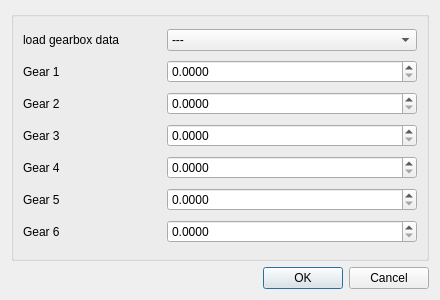
Qt form src/GearSettingsDialog.ui (digifant/multidisplay-app) before a commit.
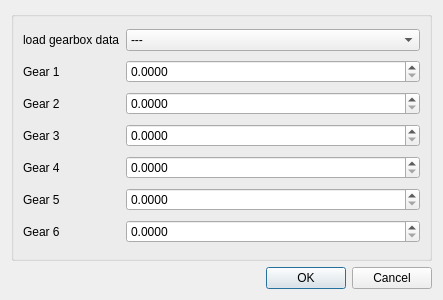
The same form after that commit.

The edit to the form file:
```diff
--- a/src/GearSettingsDialog.ui
+++ b/src/GearSettingsDialog.ui
@@ -6,7 +6,7 @@
    <rect>
     <x>0</x>
     <y>0</y>
-    <width>440</width>
+    <width>443</width>
     <height>300</height>
    </rect>
   </property>
@@ -106,6 +106,12 @@
       </item>
       <item row="0" column="1">
        <widget class="QComboBox" name="comboBox">
+        <property name="sizePolicy">
+         <sizepolicy hsizetype="MinimumExpanding" vsizetype="Fixed">
+          <horstretch>0</horstretch>
+          <verstretch>0</verstretch>
+         </sizepolicy>
+        </property>
         <item>
          <property name="text">
           <string>---</string>
```
